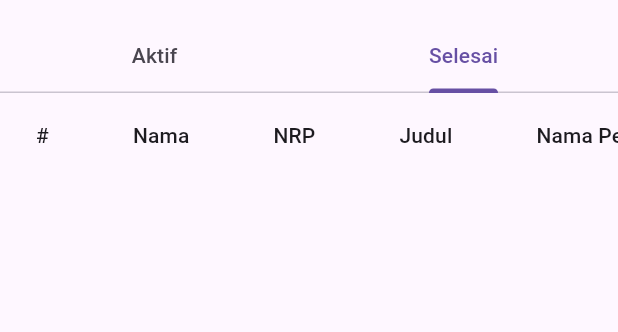
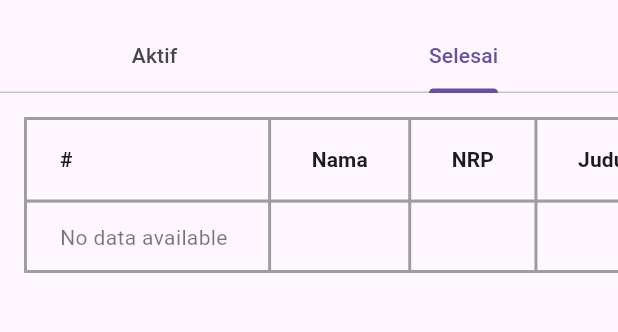
Before and after one commit to Proxima11/Project-AMBW, a Flutter app: the leap_mhs screen opened directly, tab 2 chosen, on a phone screen of 412 x 824 dp, the part 63-395 px from its top. Run offline on Flutter 3.47's test engine with Material 3 defaults, Android fonts, the phone set to English and light mode, and no system bars; our stand-ins replace auto_size_text, dropdown_button2, file_picker; missing offline and left inert: flutter_dropzone.

Commit message:
new change

```diff
--- a/aplikasi_magang/lib/mahasiswa/leap_mhs.dart
+++ b/aplikasi_magang/lib/mahasiswa/leap_mhs.dart
@@ -38,20 +38,49 @@ class AktifTable extends StatelessWidget {
             constraints: BoxConstraints(minWidth: constraints.maxWidth),
             child: SingleChildScrollView(
               scrollDirection: Axis.vertical,
+              child: Padding(
+                padding: const EdgeInsets.all(16.0),
                 child: DataTable(
+                  border: TableBorder.all(
+                    width: 2.0,
+                    color: Colors.grey,
+                  ),
                   columns: [
-                  DataColumn(label: Text('#')),
-                  DataColumn(label: Text('Nama')),
-                  DataColumn(label: Text('NRP')),
-                  DataColumn(label: Text('Judul')),
-                  DataColumn(label: Text('Nama Pembimbing')),
-                  DataColumn(label: Text('Mentor')),
-                  DataColumn(label: Text('Mitra')),
-                  DataColumn(label: Text('Periode')),
-                  DataColumn(label: Text('Tipe')),
-                  DataColumn(label: Text('Aksi')),
+                    DataColumn(
+                        label: Text(
+                      '#',
+                      style: TextStyle(fontWeight: FontWeight.bold),
+                    )),
+                    DataColumn(
+                        label: Text('Nama',
+                            style: TextStyle(fontWeight: FontWeight.bold))),
+                    DataColumn(
+                        label: Text('NRP',
+                            style: TextStyle(fontWeight: FontWeight.bold))),
+                    DataColumn(
+                        label: Text('Judul',
+                            style: TextStyle(fontWeight: FontWeight.bold))),
+                    DataColumn(
+                        label: Text('Nama Pembimbing',
+                            style: TextStyle(fontWeight: FontWeight.bold))),
+                    DataColumn(
+                        label: Text('Mentor',
+                            style: TextStyle(fontWeight: FontWeight.bold))),
+                    DataColumn(
+                        label: Text('Mitra',
+                            style: TextStyle(fontWeight: FontWeight.bold))),
+                    DataColumn(
+                        label: Text('Periode',
+                            style: TextStyle(fontWeight: FontWeight.bold))),
+                    DataColumn(
+                        label: Text('Tipe',
+                            style: TextStyle(fontWeight: FontWeight.bold))),
+                    DataColumn(
+                        label: Text('Aksi',
+                            style: TextStyle(fontWeight: FontWeight.bold))),
                   ],
                   rows: [], // No data available
+                ),
               ),
             ),
           ),
@@ -62,35 +91,90 @@ class AktifTable extends StatelessWidget {
 }
 
 class SelesaiTable extends StatelessWidget {
+  List<DataRow> rows = [];
+
   @override
   Widget build(BuildContext context) {
-    return LayoutBuilder(
-      builder: (context, constraints) {
+    if (rows.isEmpty) {
+      rows.add(
+        DataRow(
+          cells: [
+            DataCell(
+              Container(
+                width: double.infinity,
+                alignment: Alignment.center,
+                child: Text('No data available'),
+              ),
+              placeholder: true,
+              showEditIcon: false,
+              onTap: () {},
+            ),
+            DataCell(Text('')),
+            DataCell(Text('')),
+            DataCell(Text('')),
+            DataCell(Text('')),
+            DataCell(Text('')),
+            DataCell(Text('')),
+            DataCell(Text('')),
+            DataCell(Text('')),
+            DataCell(Text('')),
+          ],
+        ),
+      );
+    }
+    return LayoutBuilder(builder: (context, constraints) {
       return SingleChildScrollView(
         scrollDirection: Axis.horizontal,
         child: ConstrainedBox(
           constraints: BoxConstraints(minWidth: constraints.maxWidth),
           child: SingleChildScrollView(
               scrollDirection: Axis.vertical,
+              child: Padding(
+                padding: const EdgeInsets.all(16.0),
                 child: DataTable(
+                  border: TableBorder.all(
+                    width: 2.0,
+                    color: Colors.grey,
+                  ),
                   columns: [
-                  DataColumn(label: Text('#')),
-                  DataColumn(label: Text('Nama')),
-                  DataColumn(label: Text('NRP')),
-                  DataColumn(label: Text('Judul')),
-                  DataColumn(label: Text('Nama Pembimbing')),
-                  DataColumn(label: Text('Mentor')),
-                  DataColumn(label: Text('Mitra')),
-                  DataColumn(label: Text('Periode')),
-                  DataColumn(label: Text('Tipe')),
-                  DataColumn(label: Text('Aksi')),
+                    DataColumn(
+                        label: Text(
+                      '#',
+                      style: TextStyle(fontWeight: FontWeight.bold),
+                    )),
+                    DataColumn(
+                        label: Text('Nama',
+                            style: TextStyle(fontWeight: FontWeight.bold))),
+                    DataColumn(
+                        label: Text('NRP',
+                            style: TextStyle(fontWeight: FontWeight.bold))),
+                    DataColumn(
+                        label: Text('Judul',
+                            style: TextStyle(fontWeight: FontWeight.bold))),
+                    DataColumn(
+                        label: Text('Nama Pembimbing',
+                            style: TextStyle(fontWeight: FontWeight.bold))),
+                    DataColumn(
+                        label: Text('Mentor',
+                            style: TextStyle(fontWeight: FontWeight.bold))),
+                    DataColumn(
+                        label: Text('Mitra',
+                            style: TextStyle(fontWeight: FontWeight.bold))),
+                    DataColumn(
+                        label: Text('Periode',
+                            style: TextStyle(fontWeight: FontWeight.bold))),
+                    DataColumn(
+                        label: Text('Tipe',
+                            style: TextStyle(fontWeight: FontWeight.bold))),
+                    DataColumn(
+                        label: Text('Aksi',
+                            style: TextStyle(fontWeight: FontWeight.bold))),
                   ],
-                rows: [], // No data available
+                  rows: rows, // No data available
                 ),
-            ),
+              )),
         ),
       );
-      },
-    );
+    });
   }
 }
--- a/aplikasi_magang/lib/main.dart
+++ b/aplikasi_magang/lib/main.dart
@@ -1,3 +1,4 @@
+import 'package:aplikasi_magang/mahasiswa/detail_lamaran.dart';
 import 'package:flutter/material.dart';
 import 'mahasiswa/homepage_mhs.dart';
 
@@ -11,6 +12,10 @@ class MyApp extends StatelessWidget {
     return MaterialApp(
       home: HomePage(),
       debugShowCheckedModeBanner: false,
+      routes: {
+        './mahasiswa/homepage': (context) => HomePage(),
+        './mahasiswa/detail_lamaran': (context) => detail_lamaran(),
+      },
     );
   }
 }
--- a/aplikasi_magang/pubspec.yaml
+++ b/aplikasi_magang/pubspec.yaml
@@ -11,6 +11,8 @@ dependencies:
     sdk: flutter
   auto_size_text: ^3.0.0
   dropdown_button2: ^2.3.8
+  file_picker: ^8.0.1
+  flutter_dropzone: ^3.0.7
 
 dev_dependencies:
   flutter_test:
```
Also changed, not shown: aplikasi_magang/lib/mahasiswa/detail_lamaran.dart (+201 -0 lines), aplikasi_magang/lib/mahasiswa/detail_pengumuman.dart (added, +53 -0 lines), aplikasi_magang/lib/tools/gridList.dart (+7 -1 lines), aplikasi_magang/lib/tools/gridListPengumuman.dart (+15 -5 lines), aplikasi_magang/pubspec.lock. Lines whose indentation alone changed are shown as unchanged.
